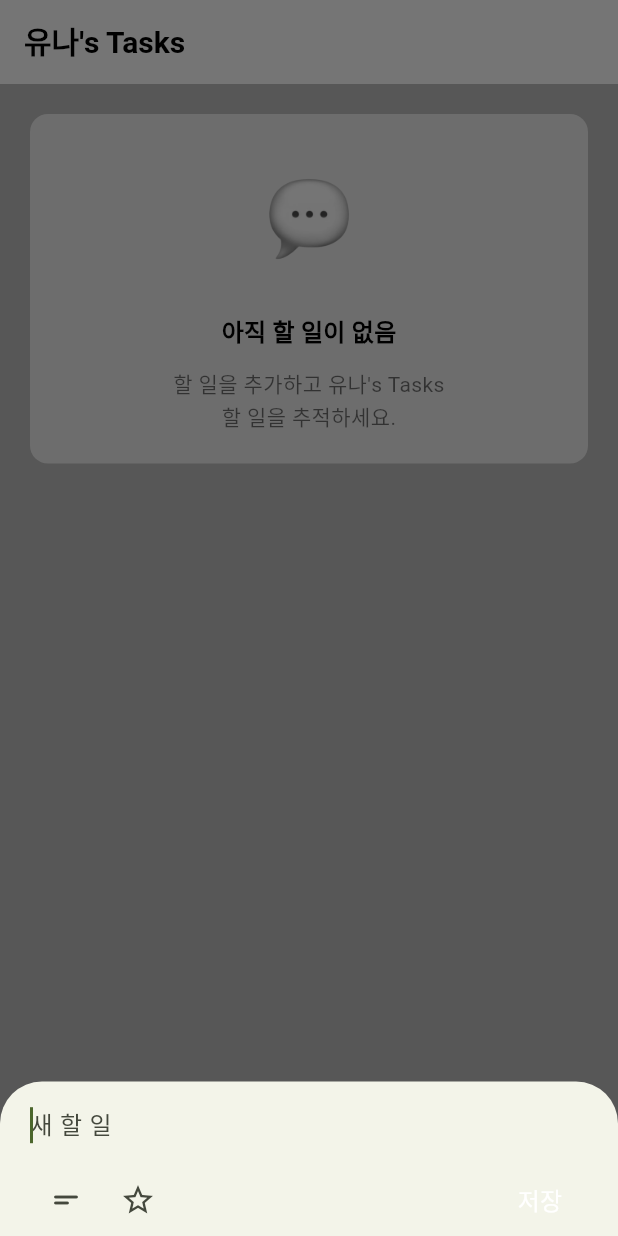
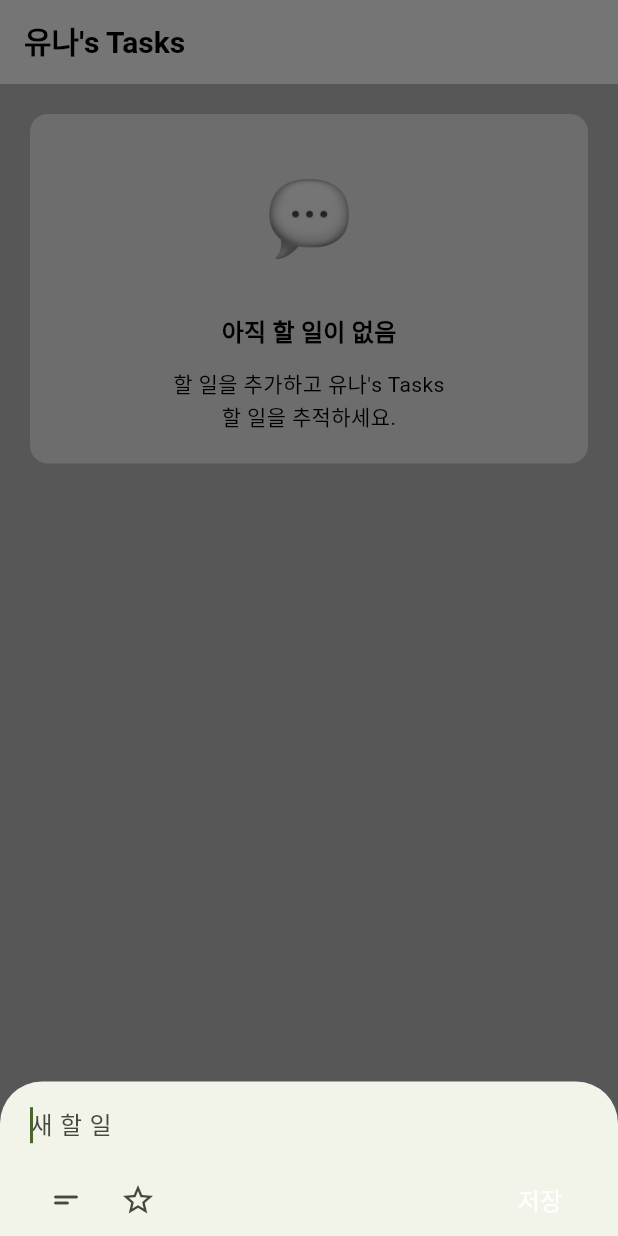
Before and after one commit to yuna-jung/tasks, a Flutter app: the screen it shows after launch, after a tap on the "add" icon, on a phone screen of 412 x 824 dp. Run offline on Flutter 3.47's test engine with Material 3 defaults, Android fonts, the phone set to English and light mode, and no system bars; Roboto replaces fonts that are missing (Nanum_Gothic).

Commit message:
aindocs: 홈페이지  추가 설명 완료

```diff
--- a/lib/homepage/homepage.dart
+++ b/lib/homepage/homepage.dart
@@ -8,6 +8,7 @@ import 'package:to_do_app/models/todo_entity.dart';
 
 class Homepage extends StatefulWidget {
   const Homepage({super.key});
+//할 일 목록이 추가/삭제/토글되면서 화면이 바뀌어야 하므로 StatefulWidget 사용
 
   @override
   State<Homepage> createState() => _HomePageState();
@@ -16,14 +17,14 @@ class Homepage extends StatefulWidget {
 class _HomePageState extends State<Homepage> {
   List<TodoEntity> todos = [];
 
-  void toggleDone(int index) {
+  void toggleDone(int index) { //index번째 todo를 꺼내서 isDone만 반대로 바꾼 새 객체로 교체
     final old = todos[index];
     setState(() {
       todos[index] = TodoEntity(
         title: old.title,
         description: old.description,
         isFavorite: old.isFavorite,
-        isDone: !old.isDone,
+        isDone: !old.isDone, //완료 상태만 토글
       );
     });
   }
@@ -34,52 +35,52 @@ class _HomePageState extends State<Homepage> {
       todos[index] = TodoEntity(
         title: old.title,
         description: old.description,
-        isFavorite: !old.isFavorite,
+        isFavorite: !old.isFavorite, //즐겨찾기만 토글
         isDone: old.isDone,
       );
     });
   }
 
-  void deleteTodo(int index) {
+  void deleteTodo(int index) { //index번째 항목을 리스트에서 제거하고 화면 갱신
     setState(() => todos.removeAt(index));
   }
-
+  //FloatingActionButton을 눌렀을 때 BottomSheet를 열고 결과를 받아옴
   Future<void> _openAddTodoSheet() async {
     final result = await showModalBottomSheet<TodoEntity>(
       context: context,
       isScrollControlled: true,
-      builder: (_) => const AddTodoBottomSheet(),
+      builder: (_) => const AddTodoBottomSheet(), //BottomSheet에 띄울 UI (할 일 입력 화면)
     );
 
-    if (result == null) return;
-    setState(() => todos.add(result));
+    if (result == null) return; // 사용자가 저장하지 않고 닫으면(null 반환) 아무것도 하지 않음
+    setState(() => todos.add(result)); // 저장을 눌러 TodoEntity가 반환되면 리스트에 추가하고 화면 갱신
   }
 
   @override
   Widget build(BuildContext context) {
     return Scaffold(
-      resizeToAvoidBottomInset: false,
+      resizeToAvoidBottomInset: false, // 키보드가 올라와도 Scaffold 전체가 자동 리사이즈 되지 않게 함
       appBar: AppBar(title: TodoTitle()),
       body: Padding(
         padding: const EdgeInsets.symmetric(),
-        child: todos.isEmpty
+        child: todos.isEmpty //할 일이 없으면 빈 화면(TaskBox)을 보여줌
             ? const TaskBox()
-            : ListView.builder(
+            : ListView.builder( //할 일이 있으면 ListView.builder로 목록 출력
                 itemCount: todos.length,
                 itemBuilder: (context, index) {
                   return ToDoView(
                     toDo: todos[index],
-                    onToggleDone: () => toggleDone(index),
-                    onToggleFavorite: () => toggleFavorite(index),
+                    onToggleDone: () => toggleDone(index), // 완료 토글 버튼 클릭 시 실행될 콜백
+                    onToggleFavorite: () => toggleFavorite(index), // 즐겨찾기 토글 버튼 클릭 시 실행될 콜백
                     onTap: () {
                       debugPrint('push detail');
                       Navigator.push(
                         context,
                         MaterialPageRoute(
-                          builder: (_) => TodoDetailScreen(
+                          builder: (_) => TodoDetailScreen( // 상세페이지에 todo 데이터 전달
                             todo: todos[index],
-                            onToggleFavorite: () => toggleFavorite(index),
-                            onDelete: () => deleteTodo(index),
+                            onToggleFavorite: () => toggleFavorite(index), // 상세페이지에서 즐겨찾기 변경 시 홈 리스트에도 반영되도록 콜백 전달
+                            onDelete: () => deleteTodo(index), // 상세페이지에서 삭제 시 홈 리스트에서도 삭제되도록 콜백 전달
                           ),
                         ),
                       );
@@ -89,9 +90,9 @@ class _HomePageState extends State<Homepage> {
               ),
       ),
       floatingActionButton: FloatingActionButton(
-        shape: const CircleBorder(),
+        shape: const CircleBorder(), //원형 버튼
         backgroundColor: Colors.lightGreen,
-        onPressed: _openAddTodoSheet,
+        onPressed: _openAddTodoSheet, // 버튼 클릭 시 BottomSheet가 열리도록 연결
         child: const Icon(Icons.add, color: Colors.white, size: 24),
       ),
     );
--- a/lib/homepage/todo_taskbox.dart
+++ b/lib/homepage/todo_taskbox.dart
@@ -5,7 +5,6 @@ class TaskBox extends StatelessWidget {
 
   @override
   Widget build(BuildContext context) {
-    // Theme 위젯으로 감싸서 이 하위 위젯들은 라이트 모드 테마를 따르게 합니다.
     return Theme(
       data: ThemeData.light(),
       child: Container(
@@ -25,11 +24,11 @@ class TaskBox extends StatelessWidget {
               height: 100,
             ),
             const SizedBox(height: 12),
-            Builder( // 새로운 테마 컨텍스트를 사용하기 위해 Builder 사용
+            Builder(
               builder: (innerContext) => Text(
                 '아직 할 일이 없음',
                 style: Theme.of(innerContext).textTheme.titleMedium?.copyWith(
-                  color: Colors.black, // 명시적으로 어두운 색상 지정
+                  color: Colors.black,
                   fontWeight: FontWeight.bold,
                 ),
               ),
@@ -40,7 +39,7 @@ class TaskBox extends StatelessWidget {
                 "할 일을 추가하고 유나's Tasks\n할 일을 추적하세요.",
                 textAlign: TextAlign.center,
                 style: Theme.of(innerContext).textTheme.bodyMedium?.copyWith(
-                  color: Colors.black54, // 보조 문구는 조금 더 연한 검정
+                  color: Colors.black,
                   height: 1.5,
                 ),
               ),
--- a/lib/homepage/todo_title.dart
+++ b/lib/homepage/todo_title.dart
@@ -3,15 +3,15 @@ import 'package:flutter/material.dart';
 class TodoTitle extends StatelessWidget{
   const TodoTitle({super.key});
 
-  static const String title="유나's Tasks";
+  static const String title="유나's Tasks"; //AppBar 타이틀 텍스트 작성
 
   @override
   Widget build(BuildContext context) {
     return Text(
       title,
       style: TextStyle(
-        fontSize: 20,
-        fontWeight: FontWeight.bold,
+        fontSize: 20, //폰트 사이즈 작성
+        fontWeight: FontWeight.bold, //폰트 굵기 설정
       ),
     );
   }
```
